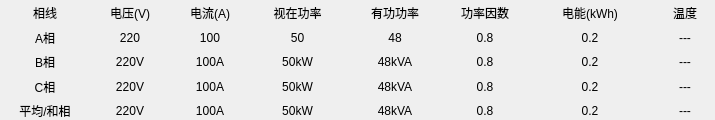
Qt form BusBar-Qt/branch/box/boxtotalwid.ui (luozhiyong131/BusBar) before a commit.
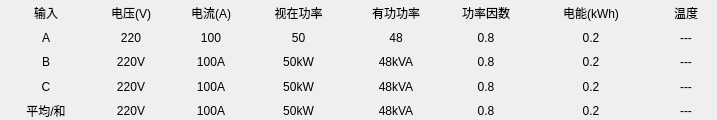
The same form after that commit.

```diff
--- a/BusBar-Qt/branch/box/boxtotalwid.ui
+++ b/BusBar-Qt/branch/box/boxtotalwid.ui
@@ -6,7 +6,7 @@
    <rect>
     <x>0</x>
     <y>0</y>
-    <width>706</width>
+    <width>717</width>
     <height>120</height>
    </rect>
   </property>
@@ -58,7 +58,7 @@
         </size>
        </property>
        <property name="text">
-        <string>相线</string>
+        <string>输入</string>
        </property>
        <property name="alignment">
         <set>Qt::AlignCenter</set>
@@ -241,7 +241,7 @@
         </size>
        </property>
        <property name="text">
-        <string>A相</string>
+        <string>A</string>
        </property>
        <property name="alignment">
         <set>Qt::AlignCenter</set>
@@ -427,7 +427,7 @@
         </size>
        </property>
        <property name="text">
-        <string>B相</string>
+        <string>B</string>
        </property>
        <property name="alignment">
         <set>Qt::AlignCenter</set>
@@ -613,7 +613,7 @@
         </size>
        </property>
        <property name="text">
-        <string>C相</string>
+        <string>C</string>
        </property>
        <property name="alignment">
         <set>Qt::AlignCenter</set>
@@ -799,7 +799,7 @@
         </size>
        </property>
        <property name="text">
-        <string>平均/和相</string>
+        <string>平均/和</string>
        </property>
        <property name="alignment">
         <set>Qt::AlignCenter</set>
```
